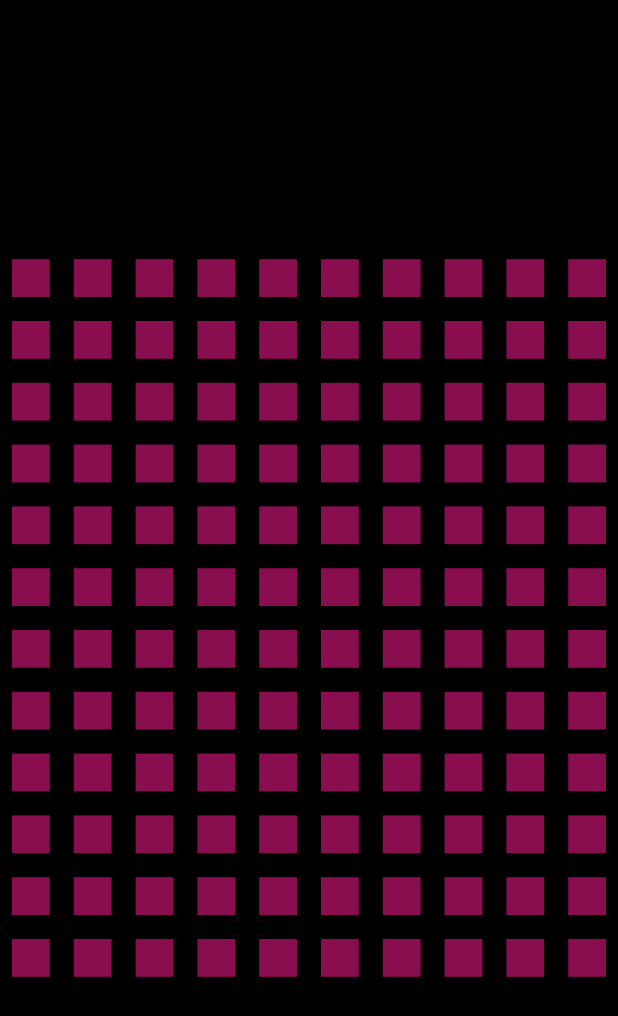
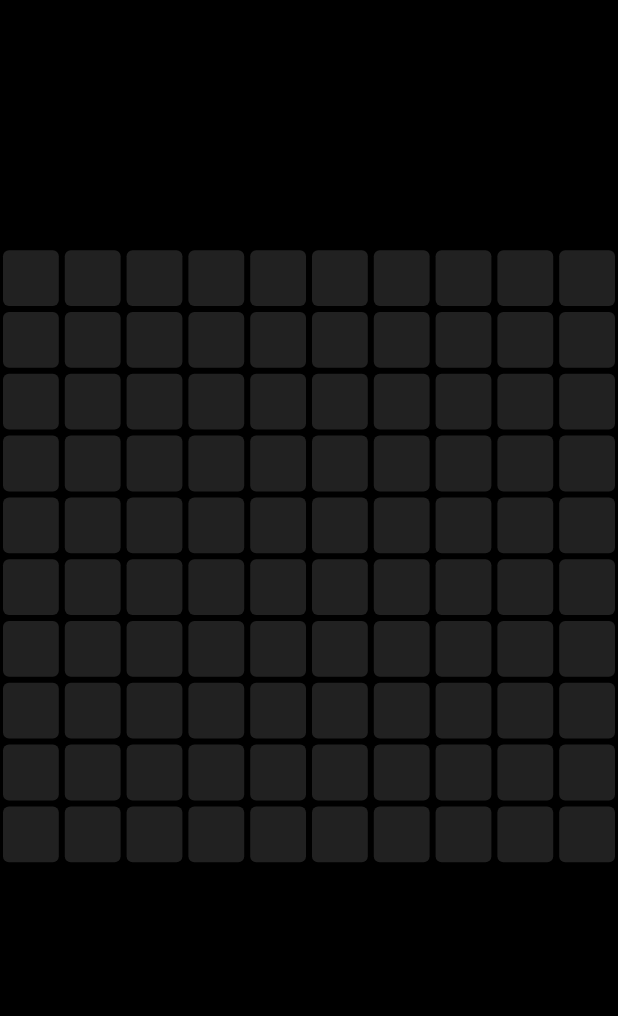
Before and after one commit to BD911-Coder/snake_game_flutter, a Flutter app: the screen it shows after launch, on a phone screen of 412 x 824 dp. Shown: the top 1016 px of the screen. Run offline on Flutter 3.47's test engine with Material 2 defaults, Android fonts, the phone set to English and light mode, and no system bars.

Commit message:
GridBuilder and Pixels initial setup

```diff
--- a/lib/pages/home_page.dart
+++ b/lib/pages/home_page.dart
@@ -1,4 +1,5 @@
 import 'package:flutter/material.dart';
+import 'package:snake_game/widgets/blank_pixel.dart';
 
 class HomePage extends StatefulWidget {
   const HomePage({Key? key}) : super(key: key);
@@ -8,6 +9,13 @@ class HomePage extends StatefulWidget {
 }
 
 class _HomePageState extends State<HomePage> {
+  //grid builder
+  int rowSize = 10;
+  int totalNumberOfSquare = 100;
+
+  //snake position
+
+
   @override
   Widget build(BuildContext context) {
     return Scaffold(
@@ -24,15 +32,12 @@ class _HomePageState extends State<HomePage> {
             flex: 3,
             child: Container(
               child: GridView.builder(
-                  gridDelegate: const SliverGridDelegateWithFixedCrossAxisCount(
-                      crossAxisCount: 10),
+                  itemCount: totalNumberOfSquare,
+                  physics: const NeverScrollableScrollPhysics(),
+                  gridDelegate: SliverGridDelegateWithFixedCrossAxisCount(
+                      crossAxisCount: rowSize),
                   itemBuilder: ((context, index) {
-                    return Padding(
-                      padding: const EdgeInsets.all(8.0),
-                      child: Container(
-                        color: Colors.pink.shade900,
-                      ),
-                    );
+                    return const BlankPixel();
                   })),
             ),
           ),
--- /dev/null
+++ b/lib/widgets/blank_pixel.dart
@@ -0,0 +1,17 @@
+import 'package:flutter/material.dart';
+
+class BlankPixel extends StatelessWidget {
+  const BlankPixel({Key? key}) : super(key: key);
+
+  @override
+  Widget build(BuildContext context) {
+    return Padding(
+      padding: const EdgeInsets.all(2.0),
+      child: Container(
+        decoration: BoxDecoration(
+            color: Colors.grey.shade900,
+            borderRadius: BorderRadius.circular(4.0)),
+      ),
+    );
+  }
+}
```
